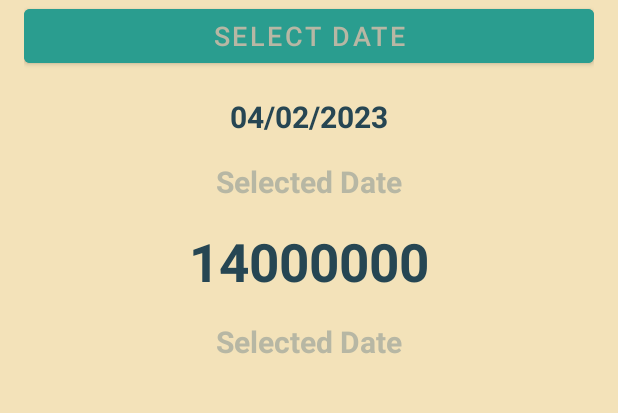
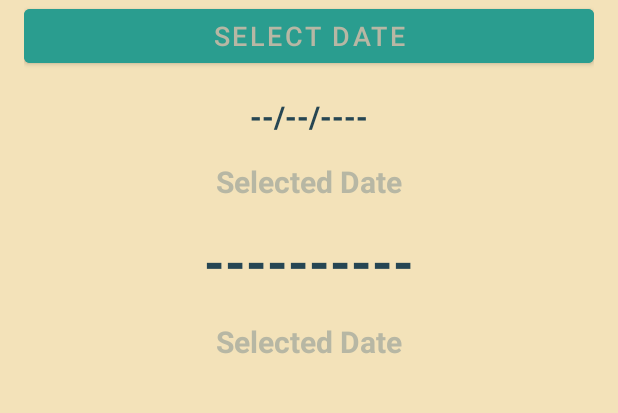
Before and after one commit to JuanGR-FI/AgeInMinutesCalculator, an Android app: the screen it shows after launch (MainActivity), on a phone screen of 412 x 824 dp, the part 366-779 px from its top. Run offline under Robolectric (Android 15) with nearby library versions, the phone set to English and light mode, and no system bars.

Commit message:
Fixing details and Hard Coding.

```diff
--- a/app/src/main/res/layout/activity_main.xml
+++ b/app/src/main/res/layout/activity_main.xml
@@ -15,7 +15,7 @@
         android:layout_width="wrap_content"
         android:layout_height="wrap_content"
         android:layout_marginTop="16dp"
-        android:text="CALCULATE YOUR"
+        android:text="@string/calculate_your"
         android:textColor="@color/textBlue"
         android:textSize="25sp"
         android:textStyle="bold"
@@ -25,7 +25,7 @@
         android:layout_width="wrap_content"
         android:layout_height="wrap_content"
         android:layout_marginTop="16dp"
-        android:text="AGE"
+        android:text="@string/age"
         android:padding="10dp"
         android:background="@color/textBlue"
         android:textColor="@color/white"
@@ -37,7 +37,7 @@
         android:layout_width="wrap_content"
         android:layout_height="wrap_content"
         android:layout_marginTop="16dp"
-        android:text="IN MINUTES"
+        android:text="@string/in_minutes"
         android:textColor="@color/textBlue"
         android:textSize="25sp"
         android:textStyle="bold"
@@ -47,7 +47,7 @@
         android:id="@+id/btnDatePicker"
         android:layout_width="match_parent"
         android:layout_height="wrap_content"
-        android:text="SELECT DATE"
+        android:text="@string/select_date_btn"
         android:textSize="18sp"
         android:textColor="@color/lightGrey"
         android:backgroundTint="@color/btnBgColor"
@@ -58,7 +58,7 @@
         android:layout_width="wrap_content"
         android:layout_height="wrap_content"
         android:layout_marginTop="16dp"
-        android:text="04/02/2023"
+        android:text="@string/NoDateSelected"
         android:textColor="@color/textBlue"
         android:textSize="20sp"
         android:textStyle="bold" />
@@ -67,18 +67,17 @@
         android:layout_width="wrap_content"
         android:layout_height="wrap_content"
         android:layout_marginTop="16dp"
-        android:text="Selected Date"
+        android:text="@string/selected_date"
         android:textColor="@color/lightGrey"
         android:textSize="20sp"
-        android:textStyle="bold"
-        />
+        android:textStyle="bold" />
 
     <TextView
         android:id="@+id/tvAgeInMinutes"
         android:layout_width="wrap_content"
         android:layout_height="wrap_content"
         android:layout_marginTop="16dp"
-        android:text="14000000"
+        android:text="@string/NoDateInMinutes"
         android:textColor="@color/textBlue"
         android:textSize="35sp"
         android:textStyle="bold" />
@@ -87,7 +86,7 @@
         android:layout_width="wrap_content"
         android:layout_height="wrap_content"
         android:layout_marginTop="16dp"
-        android:text="Selected Date"
+        android:text="@string/selected_date_in_minutes"
         android:textColor="@color/lightGrey"
         android:textSize="20sp"
         android:textStyle="bold"
--- a/app/src/main/res/values/strings.xml
+++ b/app/src/main/res/values/strings.xml
@@ -1,3 +1,11 @@
 <resources>
     <string name="app_name">Age In Minutes</string>
+    <string name="NoDateSelected">--/--/----</string>
+    <string name="selected_date">Selected Date</string>
+    <string name="NoDateInMinutes">----------</string>
+    <string name="selected_date_in_minutes">Selected Date</string>
+    <string name="select_date_btn">SELECT DATE</string>
+    <string name="in_minutes">IN MINUTES</string>
+    <string name="age">AGE</string>
+    <string name="calculate_your">CALCULATE YOUR</string>
 </resources>
```
